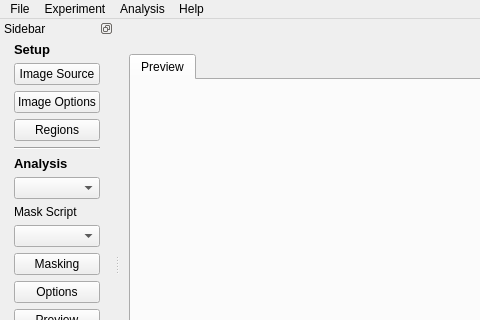
This is Application/ui/MainWindow.ui in rayngrowingsystems/RVS_Analytics as Qt 5 draws it before an edit; both pictures show x 0 to 480 and y 0 to 320 of the 1118 by 632 pixel window. The edited form follows.
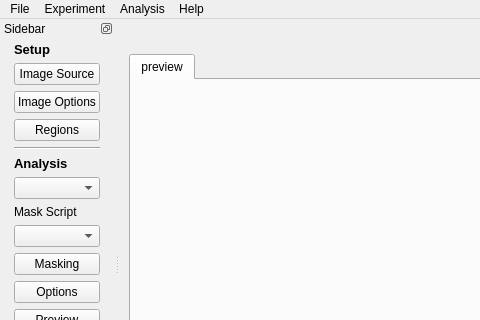
This is the edited form.

Commit message: Added tabs for new output files: spectral_hist, index_hist and index_pseudocolor

The edit to the form file:
```diff
--- a/Application/ui/MainWindow.ui
+++ b/Application/ui/MainWindow.ui
@@ -81,7 +81,7 @@
       </property>
       <widget class="QWidget" name="preview_tab">
        <attribute name="title">
-        <string>Preview</string>
+        <string>preview</string>
        </attribute>
        <layout class="QHBoxLayout" name="horizontalLayout_3">
         <property name="spacing">
```
The commit also changes 2 other files.
